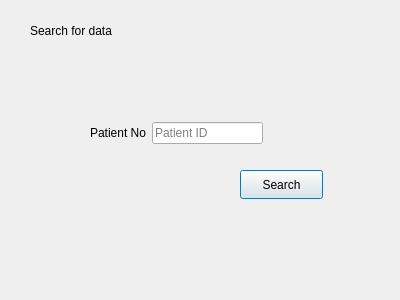
The window that search.ui (SanimKumarKhatri/DSA_Project) describes before a commit, drawn with Qt 5.
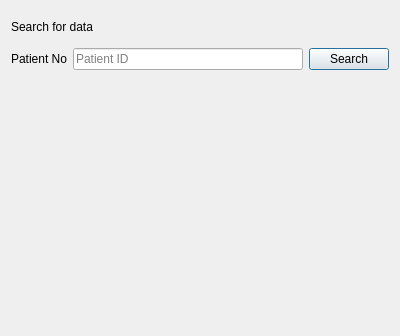
The same window after the commit.

Patch:
```diff
--- a/search.ui
+++ b/search.ui
@@ -7,47 +7,23 @@
     <x>0</x>
     <y>0</y>
     <width>400</width>
-    <height>300</height>
+    <height>336</height>
    </rect>
   </property>
   <property name="windowTitle">
    <string>The Big Sick</string>
   </property>
+  <layout class="QVBoxLayout" name="verticalLayout">
+   <item>
   <widget class="QLabel" name="label">
-   <property name="geometry">
-    <rect>
-     <x>30</x>
-     <y>10</y>
-     <width>141</width>
-     <height>41</height>
-    </rect>
-   </property>
    <property name="text">
     <string>Search for data</string>
    </property>
   </widget>
-  <widget class="QPushButton" name="searchbutton">
-   <property name="geometry">
-    <rect>
-     <x>240</x>
-     <y>170</y>
-     <width>83</width>
-     <height>29</height>
-    </rect>
-   </property>
-   <property name="text">
-    <string>Search</string>
-   </property>
-  </widget>
-  <widget class="QWidget" name="">
-   <property name="geometry">
-    <rect>
-     <x>90</x>
-     <y>120</y>
-     <width>173</width>
-     <height>26</height>
-    </rect>
-   </property>
+   </item>
+   <item>
+    <layout class="QHBoxLayout" name="horizontalLayout_2">
+     <item>
    <layout class="QHBoxLayout" name="horizontalLayout">
     <item>
      <widget class="QLabel" name="patientnosearch">
@@ -67,7 +43,77 @@
      </widget>
     </item>
    </layout>
-  </widget>
+     </item>
+     <item>
+      <widget class="QPushButton" name="searchbutton">
+       <property name="text">
+        <string>Search</string>
+       </property>
+      </widget>
+     </item>
+    </layout>
+   </item>
+   <item>
+    <layout class="QHBoxLayout" name="horizontalLayout_3">
+     <item>
+      <widget class="QLabel" name="fname">
+       <property name="text">
+        <string/>
+       </property>
+      </widget>
+     </item>
+     <item>
+      <widget class="QLabel" name="lname">
+       <property name="text">
+        <string/>
+       </property>
+      </widget>
+     </item>
+    </layout>
+   </item>
+   <item>
+    <widget class="QLabel" name="age">
+     <property name="text">
+      <string/>
+     </property>
+    </widget>
+   </item>
+   <item>
+    <widget class="QLabel" name="gender">
+     <property name="text">
+      <string/>
+     </property>
+    </widget>
+   </item>
+   <item>
+    <widget class="QLabel" name="patienttype">
+     <property name="text">
+      <string/>
+     </property>
+    </widget>
+   </item>
+   <item>
+    <widget class="QLabel" name="detail">
+     <property name="text">
+      <string/>
+     </property>
+    </widget>
+   </item>
+   <item>
+    <widget class="QLabel" name="dateofdischarge">
+     <property name="text">
+      <string/>
+     </property>
+    </widget>
+   </item>
+   <item>
+    <widget class="QLabel" name="dateofvisit">
+     <property name="text">
+      <string/>
+     </property>
+    </widget>
+   </item>
+  </layout>
  </widget>
  <resources/>
  <connections/>
```
Lines whose indentation alone changed are shown as unchanged.
